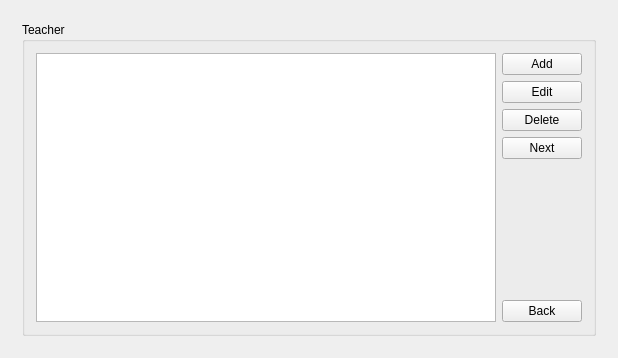
Qt form Orar/OrarApp/TeacherView.ui (alexandrutm/UnivTimetable) before a commit.
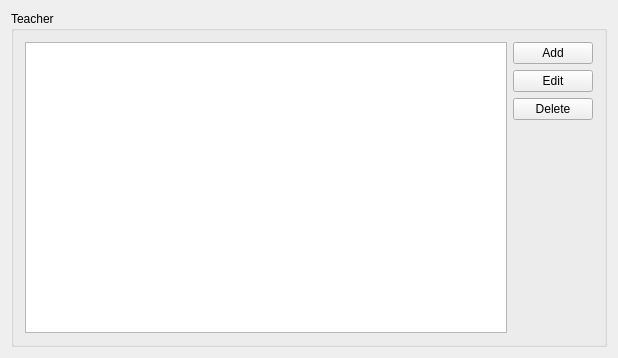
The same form after that commit.

The edit to the form file:
```diff
--- a/Orar/OrarApp/TeacherView.ui
+++ b/Orar/OrarApp/TeacherView.ui
@@ -15,13 +15,6 @@
   </property>
   <layout class="QGridLayout" name="gridLayout_2">
    <item row="0" column="0">
-    <widget class="QStackedWidget" name="stackedWidget">
-     <property name="currentIndex">
-      <number>0</number>
-     </property>
-     <widget class="QWidget" name="teacher">
-      <layout class="QGridLayout" name="gridLayout_3">
-       <item row="0" column="0">
         <widget class="QGroupBox" name="groupBox_3">
          <property name="title">
           <string>Teacher</string>
@@ -59,13 +52,6 @@
             </item>
             <item>
              <layout class="QVBoxLayout" name="verticalLayout">
-              <item>
-               <widget class="QPushButton" name="pushBtnNext">
-                <property name="text">
-                 <string>Next</string>
-                </property>
-               </widget>
-              </item>
               <item>
                <spacer name="verticalSpacer">
                 <property name="orientation">
@@ -79,22 +65,11 @@
                 </property>
                </spacer>
               </item>
-              <item>
-               <widget class="QPushButton" name="pushBtnBack">
-                <property name="text">
-                 <string>Back</string>
-                </property>
-               </widget>
-              </item>
              </layout>
             </item>
            </layout>
           </item>
          </layout>
-        </widget>
-       </item>
-      </layout>
-     </widget>
     </widget>
    </item>
   </layout>
```
Left out of the diff: 6 changed lines with no effect on the pictures. Lines whose indentation alone changed are shown as unchanged.
